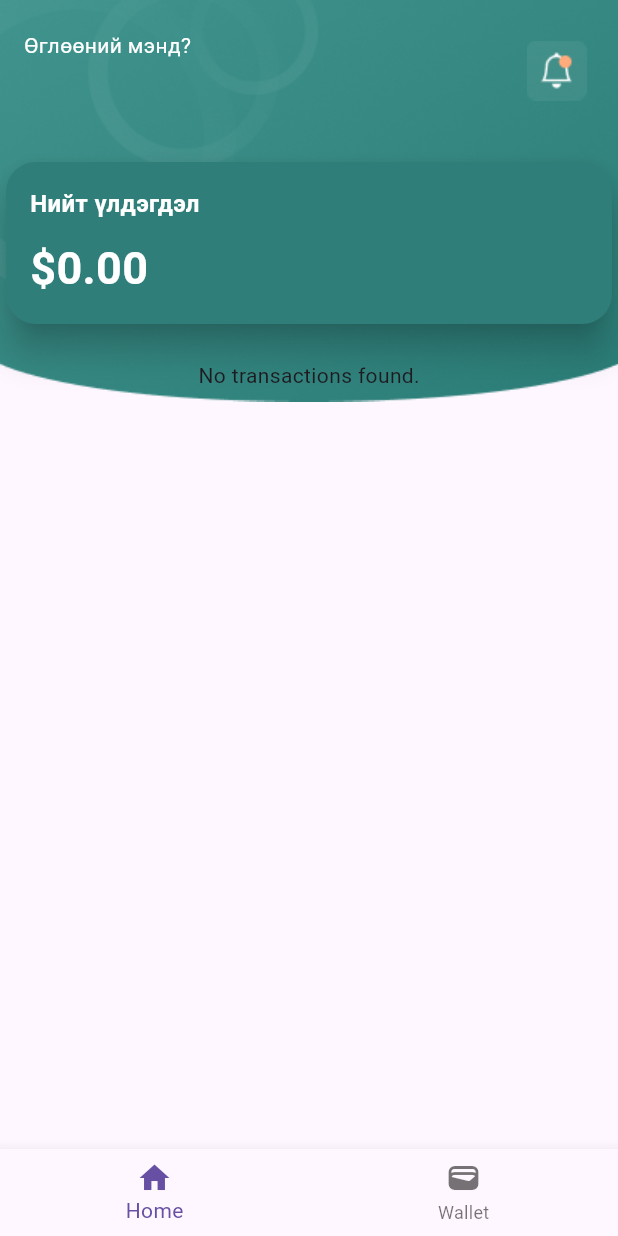
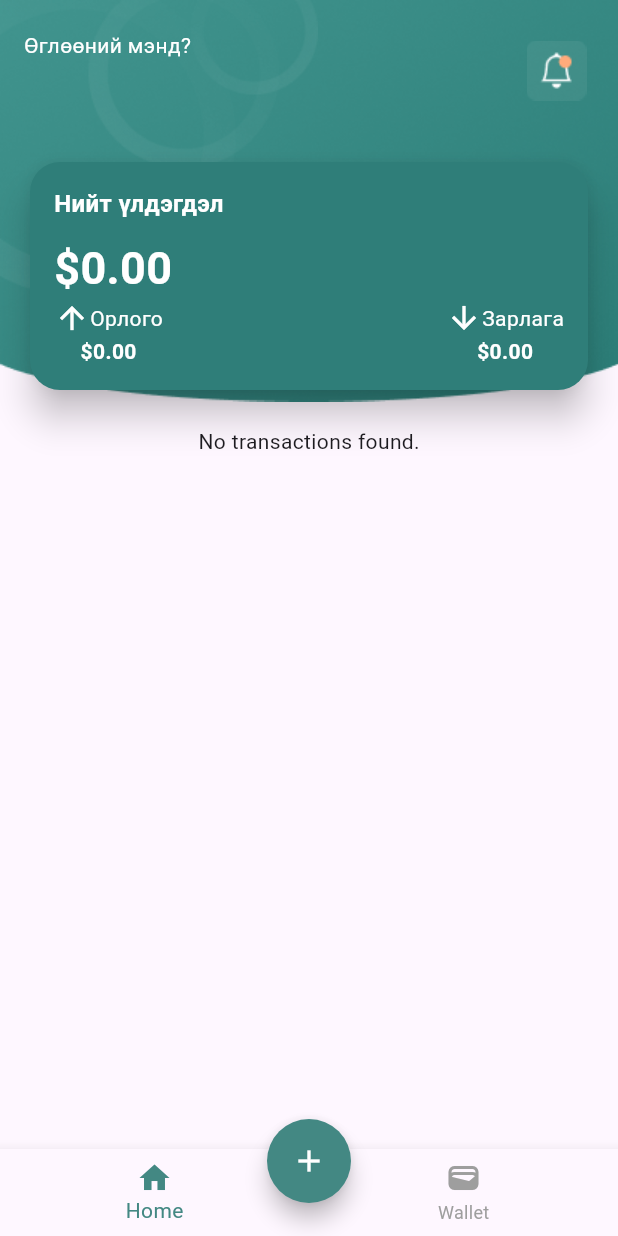
Before and after one commit to Dulguun06/income_expenses, a Flutter app: the BottomNavBarScreen screen opened directly, on a phone screen of 412 x 824 dp. Run offline on Flutter 3.47's test engine with Material 3 defaults, Android fonts, the light colour scheme and no system bars; our stand-ins replace cloud_firestore, firebase_auth, firebase_core, flutter_credit_card; missing offline and left inert: dart:ffi; accounts and stored records are empty.

Commit message:
add expens, bill details, pending transactions

```diff
--- a/lib/screens/BottomNavBarScreen.dart
+++ b/lib/screens/BottomNavBarScreen.dart
@@ -1,4 +1,5 @@
 import 'package:flutter/material.dart';
+import 'package:income_expenses/screens/AddExpense.dart';
 import 'package:income_expenses/screens/Home.dart';
 import 'package:income_expenses/screens/Wallet.dart';
 
@@ -15,7 +16,7 @@ class _BottomNavBarScreenState extends State<BottomNavBarScreen> {
   // List of screens
   final List<Widget> _screens = [
     Home(),
-    Wallet()
+    Wallet(),
   ];
 
   // Method to handle tab selection
@@ -28,11 +29,15 @@ class _BottomNavBarScreenState extends State<BottomNavBarScreen> {
   @override
   Widget build(BuildContext context) {
     return Scaffold(
-
       body: _screens[_selectedIndex],
-      bottomNavigationBar: BottomNavigationBar(
+      bottomNavigationBar: Stack(
+        clipBehavior: Clip.none, // Allows the button to overlap the bar
+        children: [
+          BottomNavigationBar(
             currentIndex: _selectedIndex,
             onTap: _onItemTapped,
+            selectedItemColor: Color(0xff438883), // Set selected item color
+            unselectedItemColor: Colors.grey,
             items: const <BottomNavigationBarItem>[
               BottomNavigationBarItem(
                 icon: Icon(Icons.home),
@@ -41,7 +46,28 @@ class _BottomNavBarScreenState extends State<BottomNavBarScreen> {
               BottomNavigationBarItem(
                 icon: Icon(Icons.wallet),
                 label: 'Wallet',
-          )
+              ),
+            ],
+          ),
+          Positioned(
+              top: -20, // Adjust as needed for the button to float above
+              left: MediaQuery.of(context).size.width / 2 -
+                  28, // Center the button
+              child: FloatingActionButton(
+                onPressed: () {
+                  Navigator.push(context,
+                      MaterialPageRoute(builder: (context) => AddExpense()));
+                },
+                shape: RoundedRectangleBorder(
+                  borderRadius: BorderRadius.circular(
+                      100), // Set the border radius to 100
+                ),
+                child: Icon(
+                  Icons.add,
+                  color: Colors.white,
+                ),
+                backgroundColor: Color(0xff438883), // Set the background color
+              )),
         ],
       ),
     );
--- a/lib/screens/Home.dart
+++ b/lib/screens/Home.dart
@@ -1,3 +1,5 @@
+import 'dart:ffi';
+
 import 'package:cloud_firestore/cloud_firestore.dart';
 import 'package:firebase_auth/firebase_auth.dart';
 import 'package:flutter/material.dart';
@@ -40,6 +42,7 @@ class _HomeState extends State<Home> {
           userProvider.setUserName(doc['userName'] ?? "Хэрэглэгч");
           userProvider.setUserID(doc['uid'] ?? "");
           userProvider.setBalance((doc['balance'] ?? 0).toDouble());
+          fetchTransaction(currentUser.uid);
         } else {
           print("No user data found for UID: ${currentUser.uid}");
         }
@@ -52,6 +55,38 @@ class _HomeState extends State<Home> {
       setState(() {
         isLoading = false;
       });
+    }
+  }
+
+  Future<void> fetchTransaction(String userID) async {
+    print("user" + userID);
+    final userProvider = Provider.of<UserProvider>(context, listen: false);
+    try {
+      QuerySnapshot transactionSnapshot = await FirebaseFirestore.instance
+          .collection('transactionHistory')
+          .where("uid", isEqualTo: userID)
+          .get();
+
+      double income = 0.0;
+      double expense = 0.0;
+
+      for (QueryDocumentSnapshot doc in transactionSnapshot.docs) {
+        Map<String, dynamic> data = doc.data() as Map<String, dynamic>;
+        double amount = (data['amount'] ?? 0.0).toDouble();
+        bool isIncome = data['isIncome'] ?? false;
+
+        if (isIncome) {
+          income += amount;
+        } else {
+          expense += amount;
+        }
+      }
+
+      // Update the provider
+      userProvider.setIncome(income);
+      userProvider.setExpense(expense);
+    } catch (e) {
+      print("Error fetching transactions: $e");
     }
   }
 
@@ -117,7 +152,9 @@ class _HomeState extends State<Home> {
                     ),
                   ),
                   const SizedBox(height: 30),
-                  Card(
+                  Padding(
+                    padding: const EdgeInsets.symmetric(horizontal: 16.0),
+                    child: Card(
                       color: const Color(0xff2F7E79),
                       shape: RoundedRectangleBorder(
                         borderRadius: BorderRadius.circular(20),
@@ -146,7 +183,50 @@ class _HomeState extends State<Home> {
                                 color: Colors.white,
                               ),
                             ),
+                            Row(
+                                mainAxisAlignment:
+                                    MainAxisAlignment.spaceBetween,
+                                children: [
+                                  Column(
+                                    children: [
+                                      Row(
+                                        children: [
+                                          Icon(Icons.arrow_upward,
+                                              color: Colors.white),
+                                          Text("Орлого",
+                                              style: TextStyle(
+                                                  color: Colors.white)),
                                         ],
+                                      ),
+                                      Text(
+                                          "\$${userProvider.income.toStringAsFixed(2)}",
+                                          style: TextStyle(
+                                              color: Colors.white,
+                                              fontWeight: FontWeight.bold))
+                                    ],
+                                  ),
+                                  Column(
+                                    children: [
+                                      Row(
+                                        children: [
+                                          Icon(Icons.arrow_downward,
+                                              color: Colors.white),
+                                          Text("Зарлага",
+                                              style: TextStyle(
+                                                  color: Colors.white)),
+                                        ],
+                                      ),
+                                      Text(
+                                        "\$${userProvider.expense.toStringAsFixed(2)}",
+                                        style: TextStyle(
+                                            color: Colors.white,
+                                            fontWeight: FontWeight.bold),
+                                      )
+                                    ],
+                                  ),
+                                ]),
+                          ],
+                        ),
                       ),
                     ),
                   ),
--- a/lib/screens/Payment.dart
+++ b/lib/screens/Payment.dart
@@ -2,6 +2,7 @@ import 'package:flutter_credit_card/flutter_credit_card.dart';
 import 'package:flutter/material.dart';
 import 'package:flutter/services.dart';
 import 'package:cloud_firestore/cloud_firestore.dart';
+import 'package:income_expenses/screens/BottomNavBarScreen.dart';
 import 'package:income_expenses/screens/Home.dart';
 import 'package:income_expenses/screens/user_provider.dart';
 import 'package:provider/provider.dart'; // Add Firestore dependency
@@ -290,7 +291,7 @@ class PaymentState extends State<Payment> {
       Future.delayed(const Duration(seconds: 2), () {
         Navigator.pushReplacement(
           context,
-          MaterialPageRoute(builder: (context) => Home()),
+          MaterialPageRoute(builder: (context) => BottomNavBarScreen()),
         );
       });
     } else {
--- a/lib/screens/user_provider.dart
+++ b/lib/screens/user_provider.dart
@@ -4,10 +4,14 @@ class UserProvider with ChangeNotifier {
   String _userName = "Хэрэглэгч";
   double _balance = 0.0;
   String _uid = "";
+  double _income=0.0;
+  double _expense=0.0;
 
   String get userName => _userName;
   String get uid => _uid;
   double get balance => _balance;
+  double get income => _income;
+  double get expense => _expense;
 
   void setUserName(String name) {
     _userName = name;
@@ -22,5 +26,12 @@ class UserProvider with ChangeNotifier {
     _uid = uid;
     notifyListeners();
   }
-
+  void setIncome (double value) {
+    _income= value;
+    notifyListeners();
+  }
+  void setExpense (double value) {
+    _expense= value;
+    notifyListeners();
+  }
 }
```
Also changed, not shown: lib/screens/AddExpense.dart (added, +247 -0 lines), lib/screens/BillDetails.dart (added, +231 -0 lines), lib/screens/PendingTransactionsList.dart (added, +80 -0 lines), lib/screens/Wallet.dart (+2 -40 lines). Lines whose indentation alone changed are shown as unchanged.
